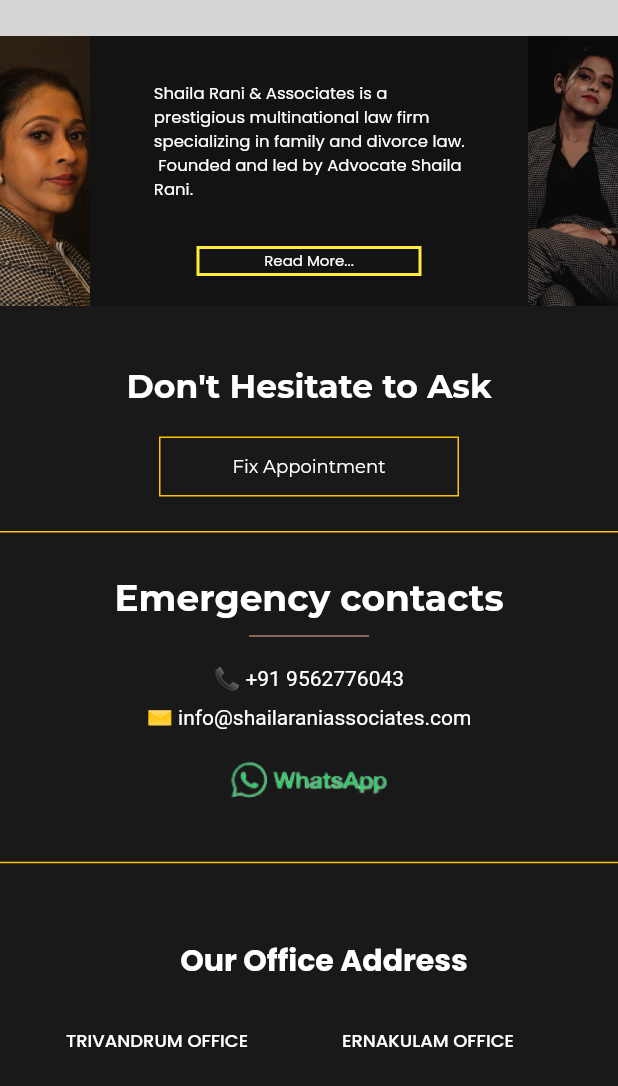
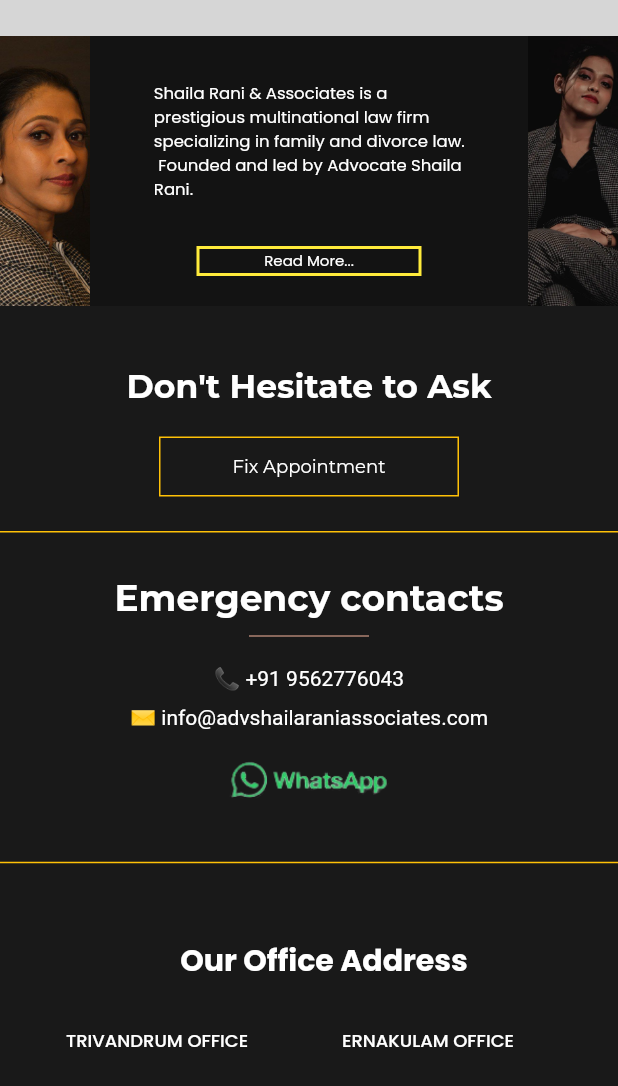
Before and after one commit to LeptonProjects/ShailaRani_WEBSITE, a Flutter app: the screen it shows after launch, scrolled down 576 dp, on a phone screen of 412 x 824 dp, the part 150-1236 px from its top. Run offline on Flutter 3.47's test engine with Material 2 defaults, Android fonts, the phone set to English and light mode, and no system bars; our stand-ins replace cloud_firestore, dartz, dropdown_search, equatable, file_picker, firebase_auth and 8 more; missing offline and left inert: dart:html, joy_dropdowns, sidebar_drawer, sprung; accounts and stored records are empty; grey boxes are pictures that could not be loaded.

Commit message:
27 oct fri work final code --@edwin

```diff
--- a/lib/view/home/widgets/details_contact_container_widget/details_contact_container.dart
+++ b/lib/view/home/widgets/details_contact_container_widget/details_contact_container.dart
@@ -95,7 +95,7 @@ class ContactAndDeatilsWidget extends StatelessWidget {
                               const Padding(
                                 padding: EdgeInsets.only(top: 10),
                                 child: Text(
-                                  '✉️ info@shailaraniassociates.com',
+                                  '✉️ info@advshailaraniassociates.com',
                                   style: TextStyle(color: cWhite),
                                 ),
                               ),
@@ -335,7 +335,7 @@ class ContactAndDeatilsWidget extends StatelessWidget {
                                   const Padding(
                                     padding: EdgeInsets.only(top: 10),
                                     child: Text(
-                                      '✉️ info@shailaraniassociates.com',
+                                      '✉️ info@advshailaraniassociates.com',
                                       style: TextStyle(color: cWhite),
                                     ),
                                   ),
@@ -576,7 +576,7 @@ class ContactAndDeatilsWidget extends StatelessWidget {
                                       const Padding(
                                         padding: EdgeInsets.only(top: 10),
                                         child: Text(
-                                          '✉️ info@shailaraniassociates.com',
+                                          '✉️ info@advshailaraniassociates.com',
                                           style: TextStyle(color: cWhite),
                                         ),
                                       ),
```
Also changed, not shown: lib/view/home/footer/widgets/copyright_widget.dart (+18 -5 lines).
